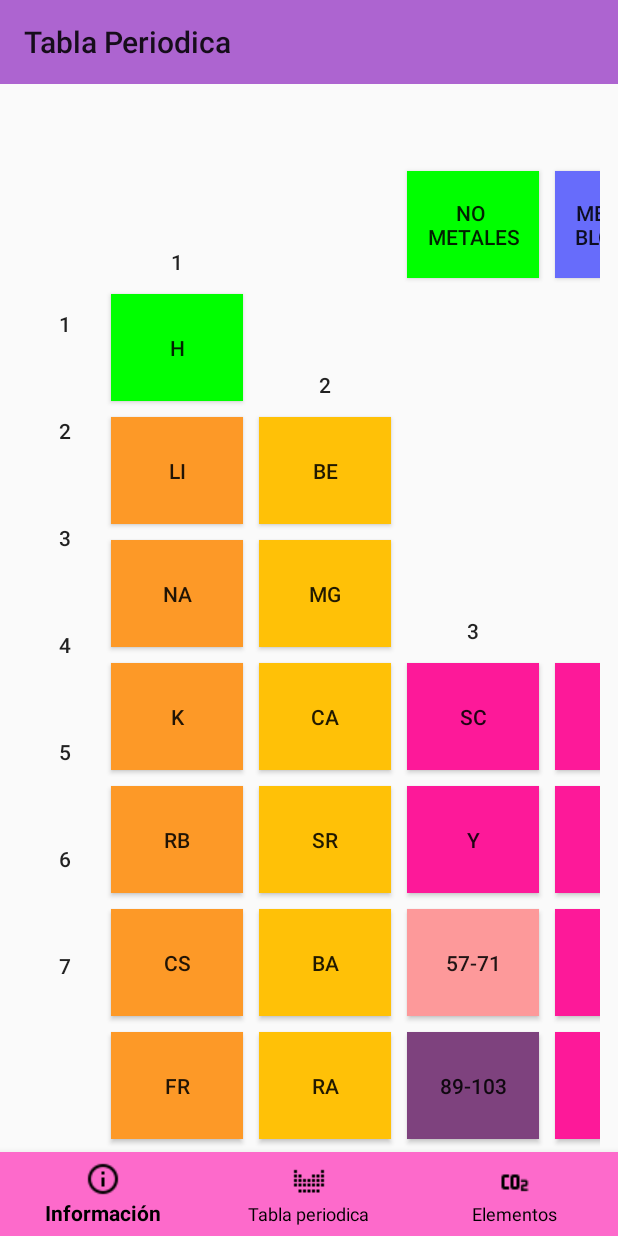
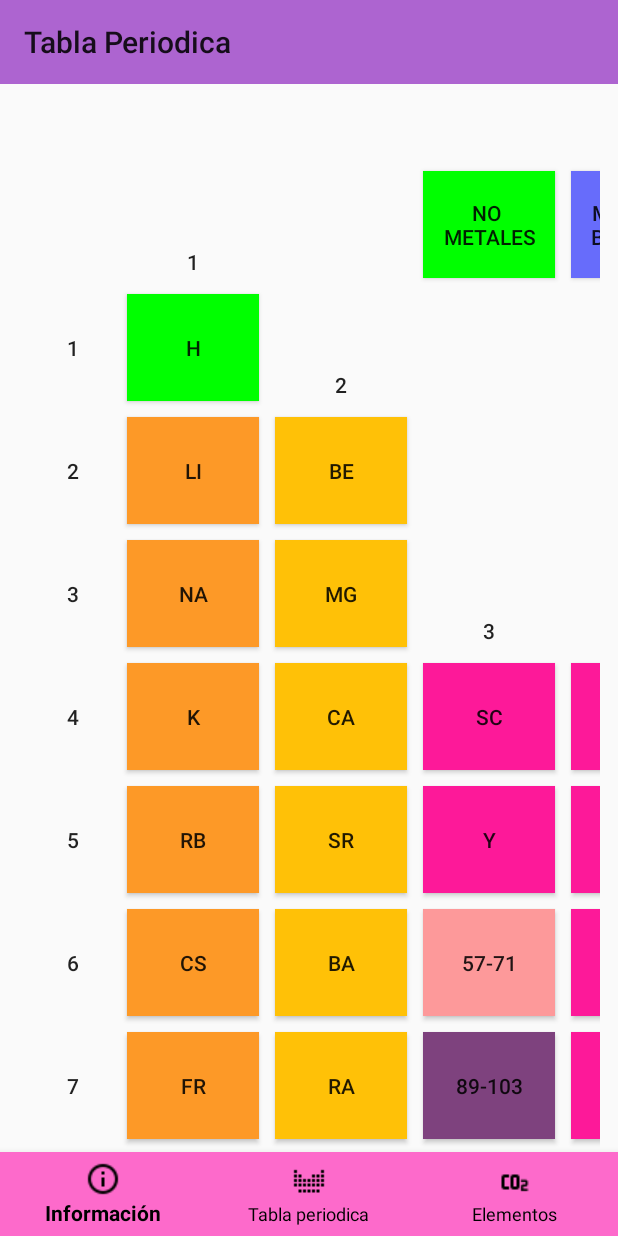
Before and after one commit to sarielpinto/Tabla_periodica, an Android app: the screen it shows after launch (MainActivity), on a phone screen of 412 x 824 dp. Run offline under Robolectric (Android 15) with nearby library versions, the phone set to English and light mode, and no system bars.

Commit message:
Los cambios, tabs, tabla,bloques2

```diff
--- a/app/src/main/res/layout/fragment_elementos.xml
+++ b/app/src/main/res/layout/fragment_elementos.xml
@@ -25,6 +25,6 @@
         android:id="@+id/viewpager2"
         android:layout_width="match_parent"
         android:layout_height="match_parent"
-        app:layout_behavior="@string/appbar_scrolling_view_behavior"/>
+        app:layout_behavior= "@string/appbar_scrolling_view_behavior"/>
 
 </android.support.design.widget.CoordinatorLayout>
--- a/app/src/main/res/layout/fragment_tabla_periodica.xml
+++ b/app/src/main/res/layout/fragment_tabla_periodica.xml
@@ -39,6 +39,7 @@
                                 android:id="@+id/j1"
                                 android:layout_width="match_parent"
                                 android:layout_height="71dp"
+                                android:layout_margin="5dp"
                                 android:background="@android:color/transparent" />
                             <Button
                                 android:id="@+id/j2"
@@ -46,6 +47,7 @@
                                 android:layout_height="71dp"
                                 android:text="1"
                                 android:paddingLeft="0dp"
+                                android:layout_margin="5dp"
                                 android:background="@android:color/transparent" />
 
                             <Button
@@ -54,6 +56,7 @@
                                 android:layout_height="71dp"
                                 android:text="2"
                                 android:paddingLeft="0dp"
+                                android:layout_margin="5dp"
                                 android:background="@android:color/transparent" />
 
                             <Button
@@ -62,6 +65,7 @@
                                 android:layout_height="71dp"
                                 android:text="3"
                                 android:paddingLeft="0dp"
+                                android:layout_margin="5dp"
                                 android:background="@android:color/transparent" />
 
                             <Button
@@ -70,6 +74,7 @@
                                 android:layout_height="71dp"
                                 android:text="4"
                                 android:paddingLeft="0dp"
+                                android:layout_margin="5dp"
                                 android:background="@android:color/transparent" />
 
                             <Button
@@ -78,6 +83,7 @@
                                 android:layout_height="71dp"
                                 android:text="5"
                                 android:paddingLeft="0dp"
+                                android:layout_margin="5dp"
                                 android:background="@android:color/transparent" />
 
                             <Button
@@ -86,6 +92,7 @@
                                 android:layout_height="71dp"
                                 android:text="6"
                                 android:paddingLeft="0dp"
+                                android:layout_margin="5dp"
                                 android:background="@android:color/transparent" />
 
                             <Button
@@ -94,23 +101,27 @@
                                 android:layout_height="71dp"
                                 android:text="7"
                                 android:paddingLeft="0dp"
+                                android:layout_margin="5dp"
                                 android:background="@android:color/transparent" />
                             <Button
                                 android:id="@+id/j9"
                                 android:layout_width="match_parent"
                                 android:layout_height="71dp"
+                                android:layout_margin="5dp"
                                 android:background="@android:color/transparent" />
 
                             <Button
                                 android:id="@+id/j10"
                                 android:layout_width="match_parent"
                                 android:layout_height="71dp"
+                                android:layout_margin="5dp"
                                 android:background="@android:color/transparent" />
 
                             <Button
                                 android:id="@+id/j11"
                                 android:layout_width="match_parent"
                                 android:layout_height="71dp"
+                                android:layout_margin="5dp"
                                 android:background="@android:color/transparent" />
 
                         </LinearLayout>
```
Lines whose indentation alone changed are shown as unchanged.
